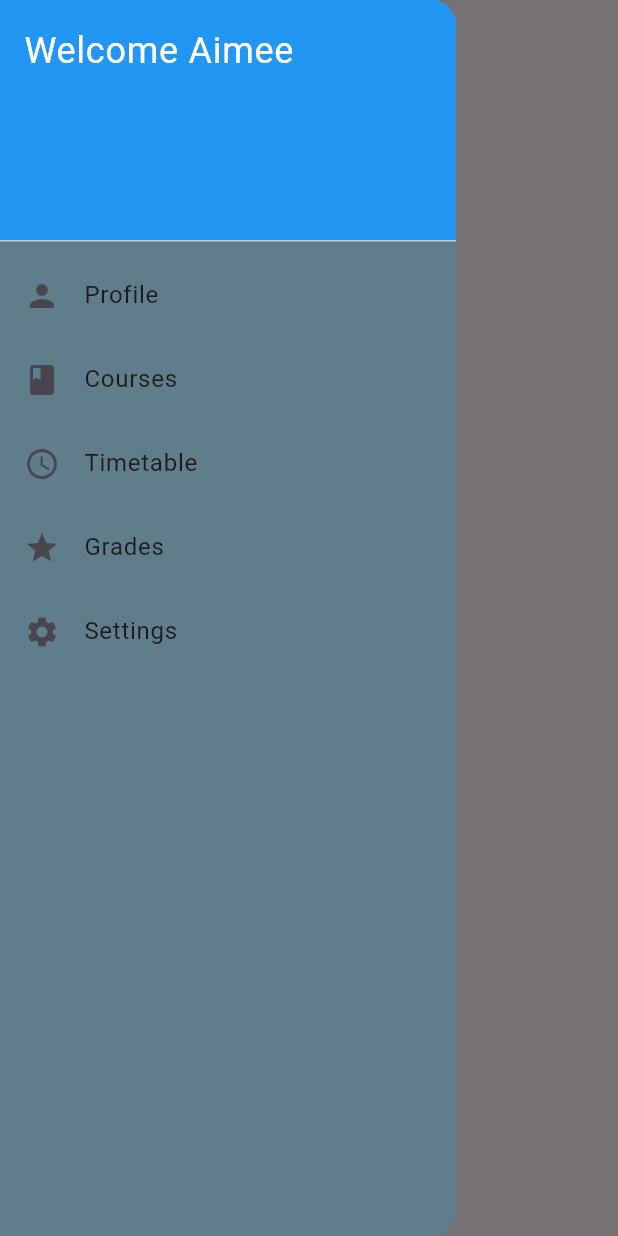
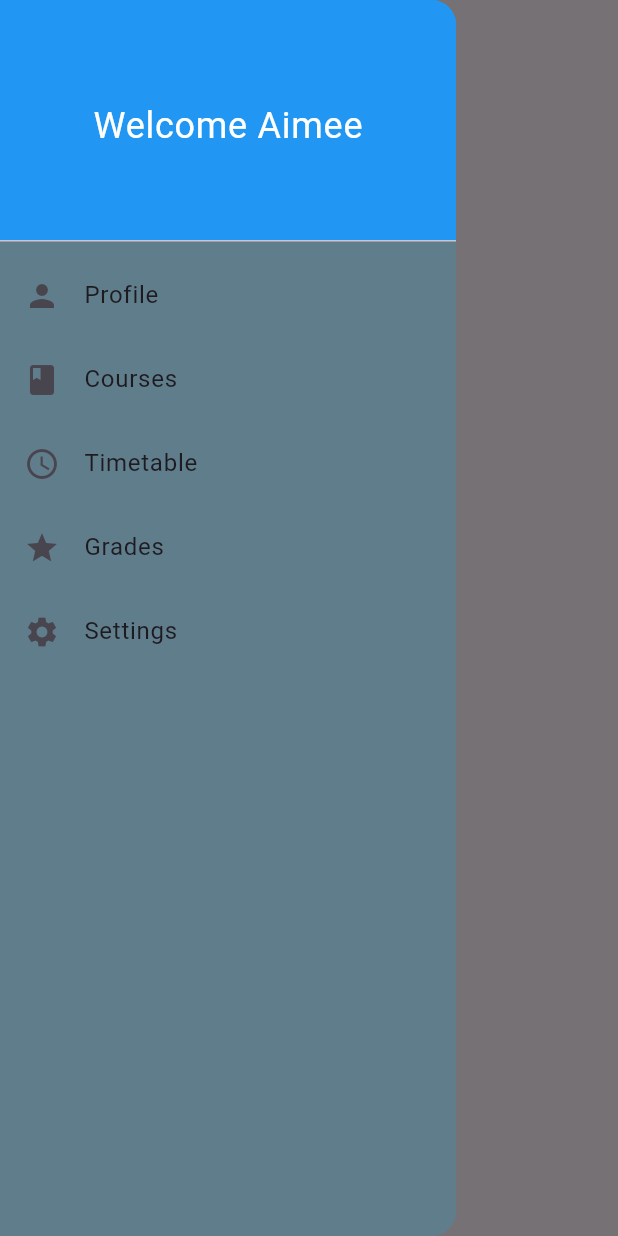
Before and after one commit to Aimee-Gloire/drawer, a Flutter app: the screen it shows after launch, with the side drawer open, on a phone screen of 412 x 824 dp. Run offline on Flutter 3.47's test engine with Material 3 defaults, Android fonts, the phone set to English and light mode, and no system bars.

```diff
--- a/lib/main.dart
+++ b/lib/main.dart
@@ -11,7 +11,7 @@ class StudentPortalApp extends StatelessWidget {
   Widget build(BuildContext context) {
     return const MaterialApp(
       title: 'Student Portal',
-      home: const HomeScreen(),
+      home: HomeScreen(),
       debugShowCheckedModeBanner: false,
     );
   }
@@ -42,13 +42,15 @@ class HomeScreen extends StatelessWidget {
                 decoration: BoxDecoration(
                   color: Colors.blue,
                 ),
-                child: Text(
+                child: Center(
+                  child: Text(
                   'Welcome Aimee',
                   style: TextStyle(
                     color: Colors.white,
                     fontSize: 24,
                   ),
                 ),
+                )
               ),
               ListTile(
                 leading: Icon(Icons.person),
```
Also changed, not shown: drawer_ss.png (added), 2 other files.
